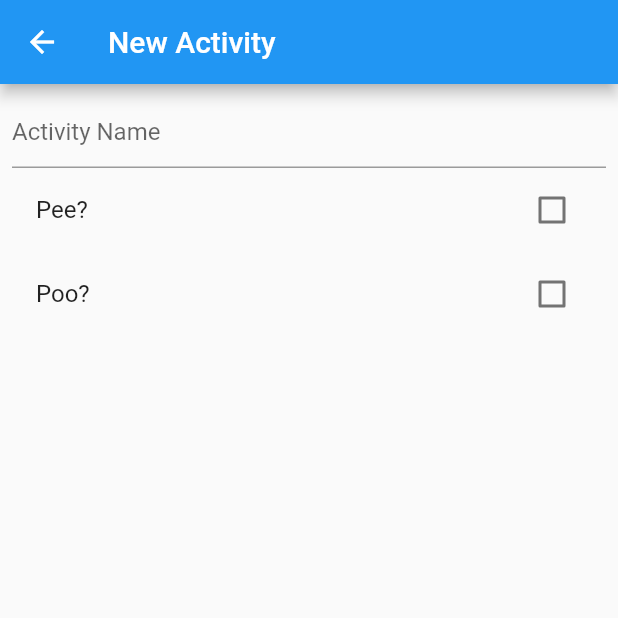
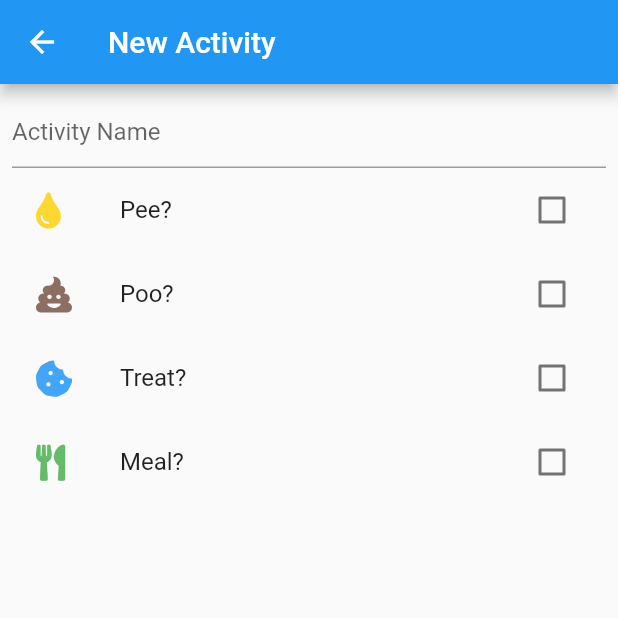
Before and after one commit to YuckiestPenguin/Potty-Graph-2, a Flutter app: the NewActivity screen opened directly, on a phone screen of 412 x 824 dp, the top half of it. Run offline on Flutter 3.47's test engine with Material 2 defaults, Android fonts, the phone set to English and light mode, and no system bars; our stand-ins replace cloud_firestore, firebase_core, font_awesome_flutter, timeago; accounts and stored records are empty.

Commit message:
added icons for meals and treats

```diff
--- a/lib/models/activity.dart
+++ b/lib/models/activity.dart
@@ -6,13 +6,17 @@ class Activity {
   final Timestamp activityTimestamp;
   final bool pee;
   final bool poo;
+  final bool meal;
+  final bool treat;
 
   Activity(
       {this.name,
       this.activityId,
       this.activityTimestamp,
       this.pee,
-      this.poo});
+      this.poo,
+      this.meal,
+      this.treat});
 
   Map<String, dynamic> toMap() {
     return {
@@ -20,7 +24,9 @@ class Activity {
       'name': name,
       'activityTimestamp': activityTimestamp,
       'pee': pee,
-      'poo': poo
+      'poo': poo,
+      'treat': treat,
+      'meal': meal
     };
   }
 
@@ -29,5 +35,7 @@ class Activity {
         activityTimestamp = firestore['activityTimestamp'],
         name = firestore['name'],
         pee = firestore['pee'],
-        poo = firestore['poo'];
+        poo = firestore['poo'],
+        treat = firestore['treat'],
+        meal = firestore['meal'];
 }
--- a/lib/providers/activity_provider.dart
+++ b/lib/providers/activity_provider.dart
@@ -9,10 +9,14 @@ class ActivityProvider extends ChangeNotifier {
   String _name;
   bool _pee;
   bool _poo;
+  bool _treat;
+  bool _meal;
 
   String get name => _name;
-  bool get peepee => _pee;
-  bool get poopoo => _poo;
+  bool get pee => _pee;
+  bool get poo => _poo;
+  bool get treat => _treat;
+  bool get meal => _meal;
 
   changeName(String value) {
     _name = value;
@@ -29,13 +33,26 @@ class ActivityProvider extends ChangeNotifier {
     notifyListeners();
   }
 
+  changeTreat(bool value) {
+    _treat = value;
+    notifyListeners();
+  }
+
+  changeMeal(bool value) {
+    _meal = value;
+    notifyListeners();
+  }
+
   saveActivity() {
     var newActivity = Activity(
-        name: _name,
-        activityId: Uuid().v4(),
-        activityTimestamp: Timestamp.now(),
-        pee: _pee,
-        poo: _poo);
+      name: _name,
+      activityId: Uuid().v4(),
+      activityTimestamp: Timestamp.now(),
+      pee: _pee,
+      poo: _poo,
+      treat: _treat,
+      meal: _meal,
+    );
 
     firestoreService.saveActivity(newActivity);
   }
--- a/lib/screens/new_activity.dart
+++ b/lib/screens/new_activity.dart
@@ -1,4 +1,5 @@
 import 'package:flutter/material.dart';
+import 'package:font_awesome_flutter/font_awesome_flutter.dart';
 import 'package:pottygraph2/providers/activity_provider.dart';
 import 'package:provider/provider.dart';
 
@@ -10,6 +11,8 @@ class NewActivity extends StatefulWidget {
 class _NewActivityState extends State<NewActivity> {
   bool pee = false;
   bool poo = false;
+  bool treat = false;
+  bool meal = false;
   TextEditingController nameController = TextEditingController();
 
   @override
@@ -22,6 +25,8 @@ class _NewActivityState extends State<NewActivity> {
           Provider.of<ActivityProvider>(context, listen: false);
       activityProvider.changePee(false);
       activityProvider.changePoo(false);
+      activityProvider.changeTreat(false);
+      activityProvider.changeMeal(false);
     });
     super.initState();
   }
@@ -62,6 +67,8 @@ class _NewActivityState extends State<NewActivity> {
             ),
             CheckboxListTile(
               title: Text('Pee?'),
+              secondary:
+                  FaIcon(FontAwesomeIcons.tint, color: Colors.yellow[600]),
               value: pee,
               onChanged: (value) {
                 pee = value;
@@ -71,10 +78,33 @@ class _NewActivityState extends State<NewActivity> {
             ),
             CheckboxListTile(
               title: Text('Poo?'),
+              secondary: FaIcon(FontAwesomeIcons.poo, color: Colors.brown[400]),
               value: poo,
               onChanged: (value) {
                 poo = value;
                 activityProvider.changePoo(value);
+                setState(() {});
+              },
+            ),
+            CheckboxListTile(
+              title: Text('Treat?'),
+              secondary:
+                  FaIcon(FontAwesomeIcons.cookieBite, color: Colors.blue[400]),
+              value: treat,
+              onChanged: (value) {
+                treat = value;
+                activityProvider.changeTreat(value);
+                setState(() {});
+              },
+            ),
+            CheckboxListTile(
+              title: Text('Meal?'),
+              secondary:
+                  FaIcon(FontAwesomeIcons.utensils, color: Colors.green[400]),
+              value: meal,
+              onChanged: (value) {
+                meal = value;
+                activityProvider.changeMeal(value);
                 setState(() {});
               },
             ),
```
Also changed, not shown: lib/screens/activities.dart (+12 -7 lines).
